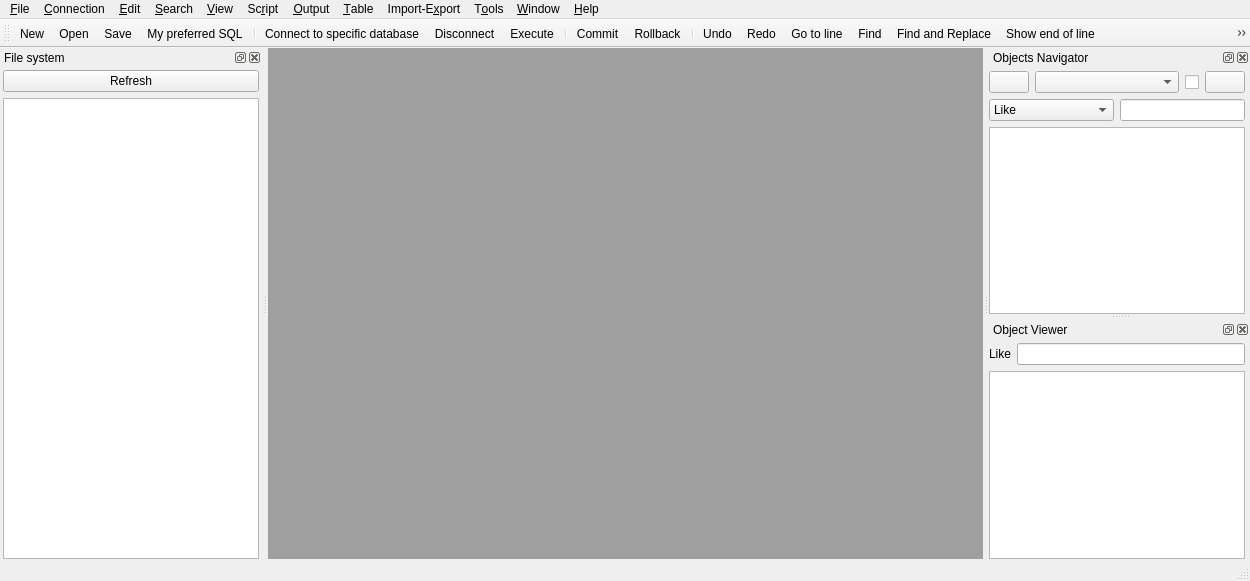
This is source/qtdesigner/MSql_editor_win1_ui.ui in MValaguz/MSql as Qt 5 draws it before an edit. The edited form follows.
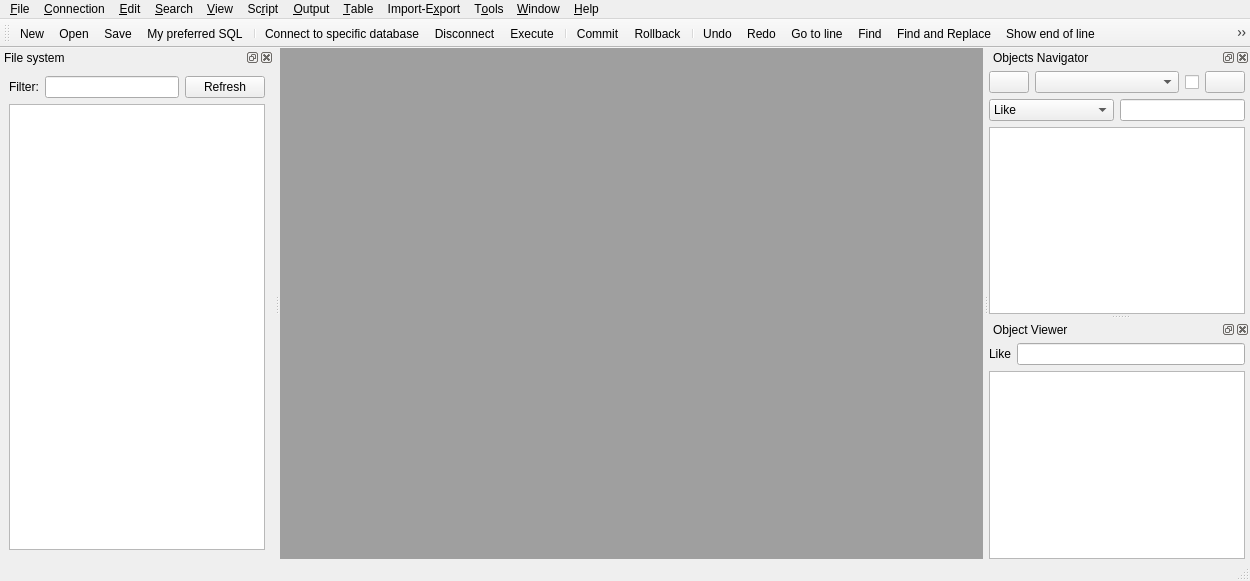
This is the edited form. Icons and pictures are not drawn. Custom widgets are drawn as their Qt base class.

The edit to the form file:
```diff
--- a/source/qtdesigner/MSql_editor_win1_ui.ui
+++ b/source/qtdesigner/MSql_editor_win1_ui.ui
@@ -717,35 +717,64 @@
    </attribute>
    <widget class="QWidget" name="dockWidgetContents_3">
     <layout class="QGridLayout" name="gridLayout_3">
-     <property name="leftMargin">
-      <number>3</number>
-     </property>
-     <property name="topMargin">
-      <number>3</number>
-     </property>
-     <property name="rightMargin">
-      <number>3</number>
-     </property>
-     <property name="bottomMargin">
-      <number>0</number>
-     </property>
-     <property name="horizontalSpacing">
-      <number>4</number>
-     </property>
+     <item row="0" column="0">
+      <layout class="QHBoxLayout" name="horizontalLayout_5">
+       <item>
+        <widget class="QLabel" name="label_2">
+         <property name="text">
+          <string>Filter:</string>
+         </property>
+        </widget>
+       </item>
+       <item>
+        <widget class="QLineEdit" name="e_file_system_search">
+         <property name="toolTip">
+          <string>&lt;table border=&quot;1&quot; cellspacing=&quot;0&quot; cellpadding=&quot;4&quot; style=&quot;border-collapse:collapse; font-family: Consolas, monospace; font-size: 10pt;&quot;&gt;
+  &lt;thead style=&quot;background-color:#f0f0f0; font-weight:bold;&quot;&gt;
+    &lt;tr&gt;
+      &lt;th&gt;Search field text&lt;/th&gt;
+      &lt;th&gt;Actual matches&lt;/th&gt;
+      &lt;th&gt;Description&lt;/th&gt;
+    &lt;/tr&gt;
+  &lt;/thead&gt;
+  &lt;tbody&gt;
+    &lt;tr&gt;&lt;td&gt;.sql&lt;/td&gt;&lt;td&gt;file.sql, test.msql&lt;/td&gt;&lt;td&gt;Contains &quot;.sql&quot; anywhere in the name&lt;/td&gt;&lt;/tr&gt;
+    &lt;tr&gt;&lt;td&gt;.sql$&lt;/td&gt;&lt;td&gt;file.sql&lt;/td&gt;&lt;td&gt;Ends with &quot;.sql&quot;&lt;/td&gt;&lt;/tr&gt;
+    &lt;tr&gt;&lt;td&gt;\.sql$&lt;/td&gt;&lt;td&gt;file.sql&lt;/td&gt;&lt;td&gt;Ends exactly with &quot;.sql&quot; (dot treated literally)&lt;/td&gt;&lt;/tr&gt;
+    &lt;tr&gt;&lt;td&gt;(?i)\.sql$&lt;/td&gt;&lt;td&gt;file.sql, report.SQL&lt;/td&gt;&lt;td&gt;Ends with &quot;.sql&quot; or &quot;.SQL&quot; (case-insensitive)&lt;/td&gt;&lt;/tr&gt;
+    &lt;tr&gt;&lt;td&gt;^a.*\.txt$&lt;/td&gt;&lt;td&gt;appunti.txt&lt;/td&gt;&lt;td&gt;Starts with &quot;a&quot; and ends with &quot;.txt&quot;&lt;/td&gt;&lt;/tr&gt;
+    &lt;tr&gt;&lt;td&gt;report&lt;/td&gt;&lt;td&gt;report_finale.txt, myreport.sql&lt;/td&gt;&lt;td&gt;Contains &quot;report&quot; anywhere in the name&lt;/td&gt;&lt;/tr&gt;
+    &lt;tr&gt;&lt;td&gt;.*2025.*&lt;/td&gt;&lt;td&gt;bilancio_2025.xlsx&lt;/td&gt;&lt;td&gt;Contains &quot;2025&quot; in the name&lt;/td&gt;&lt;/tr&gt;
+    &lt;tr&gt;&lt;td&gt;^test_&lt;/td&gt;&lt;td&gt;test_log.txt&lt;/td&gt;&lt;td&gt;Starts with &quot;test_&quot;&lt;/td&gt;&lt;/tr&gt;
+    &lt;tr&gt;&lt;td&gt;^[a-z0-9_]+\.csv$&lt;/td&gt;&lt;td&gt;dati1.csv&lt;/td&gt;&lt;td&gt;CSV file with lowercase/numeric/underscore name&lt;/td&gt;&lt;/tr&gt;
+    &lt;tr&gt;&lt;td&gt;^.*\.(py|sql|csv)$&lt;/td&gt;&lt;td&gt;main.py, query.sql, export.csv&lt;/td&gt;&lt;td&gt;Ends with one of several extensions&lt;/td&gt;&lt;/tr&gt;
+    &lt;tr&gt;&lt;td&gt;(?i)^readme(\.txt)?$&lt;/td&gt;&lt;td&gt;README, readme.txt&lt;/td&gt;&lt;td&gt;&quot;readme&quot; or &quot;readme.txt&quot; (case-insensitive)&lt;/td&gt;&lt;/tr&gt;
+  &lt;/tbody&gt;
+&lt;/table&gt;
+
+</string>
+         </property>
+        </widget>
+       </item>
+       <item>
+        <widget class="QPushButton" name="b_refresh">
+         <property name="toolTip">
+          <string>Start search (you can use regular expression)</string>
+         </property>
+         <property name="text">
+          <string>Refresh</string>
+         </property>
+         <property name="icon">
+          <iconset resource="resource.qrc">
+           <normaloff>:/icons/icons/refresh.png</normaloff>:/icons/icons/refresh.png</iconset>
+         </property>
+        </widget>
+       </item>
+      </layout>
+     </item>
      <item row="1" column="0">
       <widget class="QTreeView" name="o_file_system"/>
      </item>
-     <item row="0" column="0">
-      <widget class="QPushButton" name="b_refresh">
-       <property name="text">
-        <string>Refresh</string>
-       </property>
-       <property name="icon">
-        <iconset resource="resource.qrc">
-         <normaloff>:/icons/icons/refresh.png</normaloff>:/icons/icons/refresh.png</iconset>
-       </property>
-      </widget>
-     </item>
     </layout>
    </widget>
   </widget>
```
Left out of the diff: 5 changed lines with no effect on the pictures.
